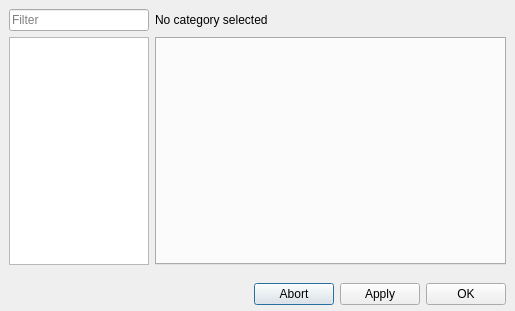
Old version of the form settingsdialog/settingsdialog.ui in the repository Martchus/qtutilities.
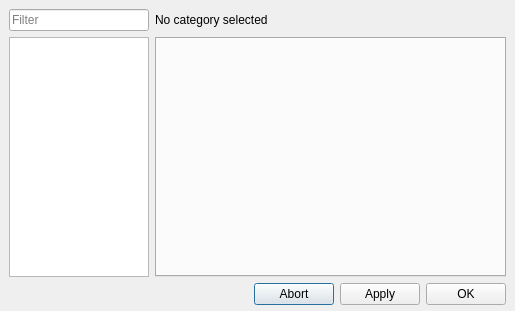
New version of the form. Icons and pictures are not drawn. Custom widgets are drawn as their Qt base class.

Commit message: Improve settings dialog

```diff
--- a/settingsdialog/settingsdialog.ui
+++ b/settingsdialog/settingsdialog.ui
@@ -32,6 +32,9 @@
    <item>
     <widget class="QWidget" name="mainWidget" native="true">
      <layout class="QGridLayout" name="gridLayout">
+      <property name="bottomMargin">
+       <number>3</number>
+      </property>
       <item row="0" column="1">
        <widget class="QLabel" name="headingLabel">
         <property name="sizePolicy">
@@ -105,6 +108,9 @@
       </sizepolicy>
      </property>
      <layout class="QHBoxLayout" name="horizontalLayout">
+      <property name="topMargin">
+       <number>3</number>
+      </property>
       <property name="bottomMargin">
        <number>6</number>
       </property>
```
The commit also changes 3 other files.
